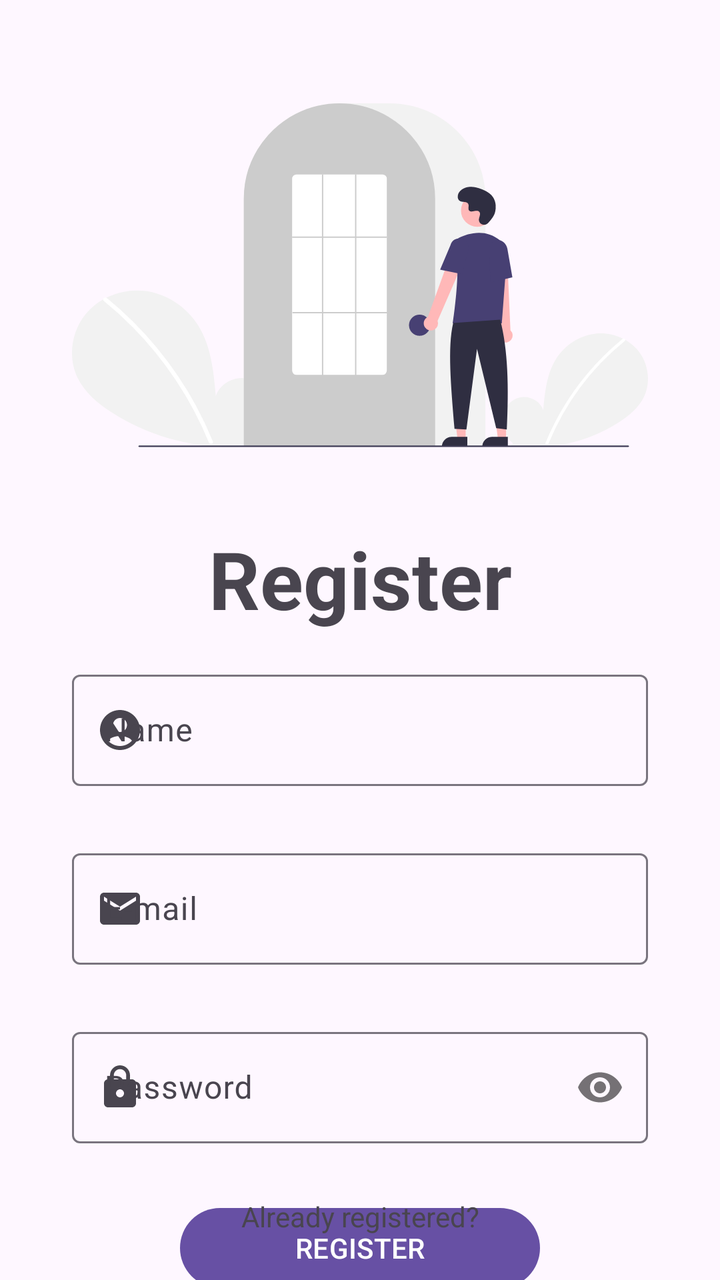
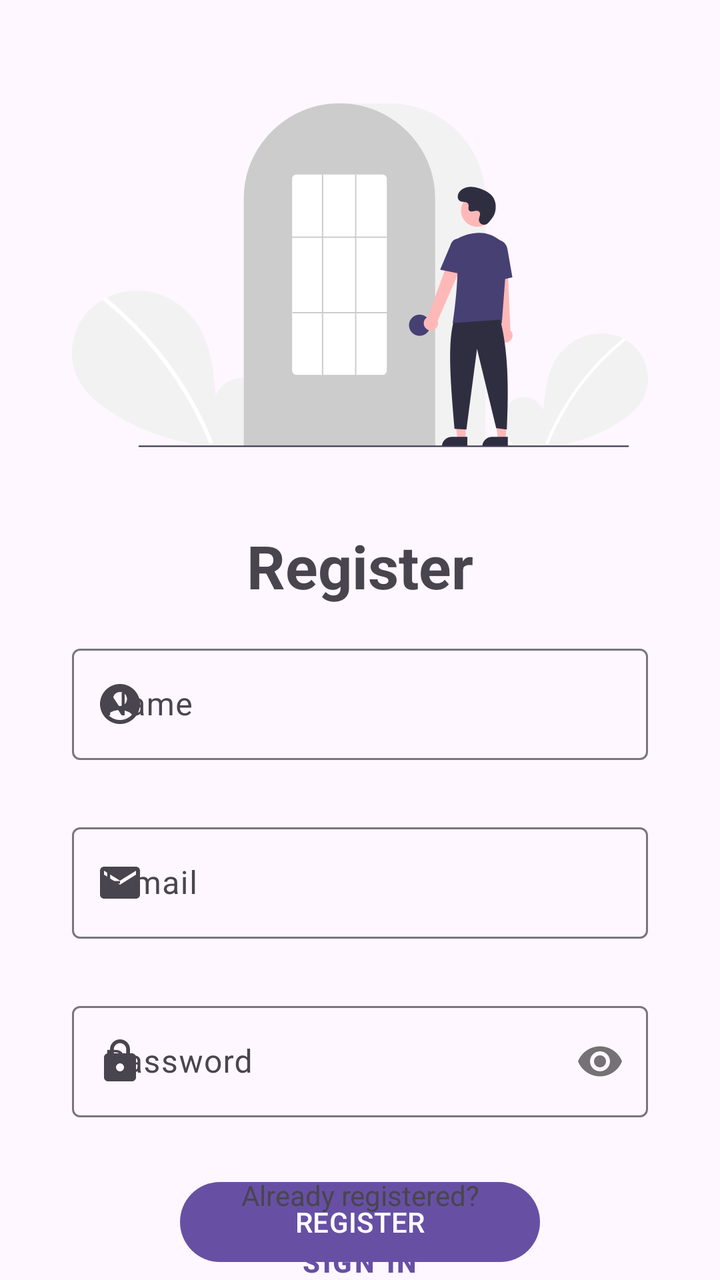

Two renders of the same Android screen: before a commit and after it. Below are the layout's source before the change and the commit's diff.
<!-- AndroidManifest.xml: application theme Theme.Foodalchemy -->
<!-- res/layout/fragment_registration.xml -->
<?xml version="1.0" encoding="utf-8"?>
<androidx.constraintlayout.widget.ConstraintLayout xmlns:android="http://schemas.android.com/apk/res/android"
    xmlns:app="http://schemas.android.com/apk/res-auto"
    xmlns:tools="http://schemas.android.com/tools"
    android:layout_width="match_parent"
    android:layout_height="match_parent"
    tools:context=".ui.AuthActivity">

    <ImageView
        android:id="@+id/imageView2"
        android:layout_width="0dp"
        android:layout_height="250dp"
        android:contentDescription="@string/sign_up_image"
        android:src="@drawable/undraw_login_re_4vu2"
        app:layout_constraintBottom_toTopOf="@+id/textview_register"
        app:layout_constraintEnd_toStartOf="@+id/guideline6"
        app:layout_constraintStart_toStartOf="@+id/guideline5"
        app:layout_constraintTop_toTopOf="@+id/guideline17" />

    <TextView
        android:id="@+id/textview_register"
        android:layout_width="wrap_content"
        android:layout_height="wrap_content"
        android:text="@string/register_textview"
        android:textSize="40sp"
        android:textStyle="bold"
        app:layout_constraintEnd_toStartOf="@+id/guideline6"
        app:layout_constraintStart_toStartOf="@+id/guideline5"
        app:layout_constraintTop_toBottomOf="@+id/imageView2" />

    <androidx.constraintlayout.widget.Guideline
        android:id="@+id/guideline5"
        android:layout_width="wrap_content"
        android:layout_height="wrap_content"
        android:orientation="vertical"
        app:layout_constraintGuide_percent="0.10" />

    <androidx.constraintlayout.widget.Guideline
        android:id="@+id/guideline6"
        android:layout_width="0dp"
        android:layout_height="wrap_content"
        android:layout_marginEnd="32dp"
        android:orientation="vertical"
        app:layout_constraintEnd_toEndOf="parent"
        app:layout_constraintGuide_percent="0.90" />

    <com.google.android.material.textfield.TextInputLayout
        android:id="@+id/text_input_layout_email"
        android:layout_width="0dp"
        android:layout_height="wrap_content"
        android:layout_marginBottom="8dp"
        app:endIconMode="clear_text"
        app:errorEnabled="true"
        app:layout_constraintBottom_toTopOf="@+id/text_input_layout_password"
        app:layout_constraintEnd_toStartOf="@+id/guideline6"
        app:layout_constraintStart_toStartOf="@+id/guideline5"
        app:layout_constraintTop_toBottomOf="@+id/text_input_layout_name"
        app:startIconDrawable="@drawable/baseline_email_24">

        <com.google.android.material.textfield.TextInputEditText
            android:id="@+id/text_input_edit_text_email"
            android:layout_width="match_parent"
            android:layout_height="wrap_content"
            android:hint="@string/email_hint"
            android:inputType="textEmailAddress" />
    </com.google.android.material.textfield.TextInputLayout>

    <com.google.android.material.textfield.TextInputLayout
        android:id="@+id/text_input_layout_password"
        android:layout_width="0dp"
        android:layout_height="wrap_content"
        android:layout_marginBottom="24dp"
        app:errorEnabled="true"
        app:layout_constraintBottom_toTopOf="@+id/button_register"
        app:layout_constraintEnd_toStartOf="@+id/guideline6"
        app:layout_constraintStart_toStartOf="@+id/guideline5"
        app:layout_constraintTop_toBottomOf="@+id/text_input_layout_email"
        app:passwordToggleEnabled="true"
        app:startIconDrawable="@drawable/baseline_lock_24">

        <com.google.android.material.textfield.TextInputEditText
            android:id="@+id/text_input_edit_text_password"
            android:layout_width="match_parent"
            android:layout_height="wrap_content"
            android:hint="@string/password_hint"
            android:inputType="textPassword" />
    </com.google.android.material.textfield.TextInputLayout>

    <com.google.android.material.textfield.TextInputLayout
        android:id="@+id/text_input_layout_name"
        android:layout_width="0dp"
        android:layout_height="wrap_content"
        android:layout_marginTop="16dp"
        android:layout_marginBottom="8dp"
        app:endIconMode="clear_text"
        app:errorEnabled="true"
        app:layout_constraintBottom_toTopOf="@+id/text_input_layout_email"
        app:layout_constraintEnd_toStartOf="@+id/guideline6"
        app:layout_constraintStart_toStartOf="@+id/guideline5"
        app:layout_constraintTop_toBottomOf="@+id/textview_register"
        app:startIconDrawable="@drawable/baseline_account_circle_24">

        <com.google.android.material.textfield.TextInputEditText
            android:id="@+id/text_input_edit_text_name"
            android:layout_width="match_parent"
            android:layout_height="wrap_content"
            android:hint="@string/name_hint" />
    </com.google.android.material.textfield.TextInputLayout>

    <Button
        android:id="@+id/button_register"
        style="@style/Widget.Material3.Button"
        android:layout_width="0dp"
        android:layout_height="wrap_content"
        android:layout_marginTop="8dp"
        android:text="@string/register_button"
        android:textSize="14sp"
        app:layout_constraintEnd_toStartOf="@+id/guideline9"
        app:layout_constraintStart_toStartOf="@+id/guideline8"
        app:layout_constraintTop_toBottomOf="@+id/text_input_layout_password" />

    <androidx.constraintlayout.widget.Guideline
        android:id="@+id/guideline8"
        android:layout_width="wrap_content"
        android:layout_height="wrap_content"
        android:orientation="vertical"
        app:layout_constraintGuide_percent="0.25" />

    <androidx.constraintlayout.widget.Guideline
        android:id="@+id/guideline9"
        android:layout_width="wrap_content"
        android:layout_height="wrap_content"
        android:orientation="vertical"
        app:layout_constraintGuide_percent="0.75" />

    <TextView
        android:id="@+id/textview_already_register"
        android:layout_width="wrap_content"
        android:layout_height="wrap_content"
        android:layout_marginTop="16dp"
        android:layout_marginBottom="8dp"
        android:text="@string/register_textview2"
        android:textSize="14sp"
        app:layout_constraintBottom_toTopOf="@+id/button_signin"
        app:layout_constraintEnd_toStartOf="@+id/guideline9"
        app:layout_constraintHorizontal_bias="0.505"
        app:layout_constraintStart_toStartOf="@+id/guideline8"
        app:layout_constraintTop_toBottomOf="@+id/button_register" />

    <Button
        android:id="@+id/button_signin"
        style="@style/Widget.MaterialComponents.Button.TextButton"
        android:layout_width="wrap_content"
        android:layout_height="48dp"
        android:text="@string/sign_in_button"
        android:textStyle="bold"
        app:layout_constraintBottom_toTopOf="@+id/guideline18"
        app:layout_constraintEnd_toStartOf="@+id/guideline9"
        app:layout_constraintStart_toStartOf="@+id/guideline8"
        app:layout_constraintTop_toBottomOf="@+id/textview_already_register" />

    <androidx.constraintlayout.widget.Guideline
        android:id="@+id/guideline17"
        android:layout_width="wrap_content"
        android:layout_height="wrap_content"
        android:orientation="horizontal"
        app:layout_constraintGuide_percent="0.02" />

    <androidx.constraintlayout.widget.Guideline
        android:id="@+id/guideline18"
        android:layout_width="wrap_content"
        android:layout_height="wrap_content"
        android:orientation="horizontal"
        app:layout_constraintGuide_percent="0.95" />

</androidx.constraintlayout.widget.ConstraintLayout>
<!-- resources referenced by this layout -->
<resources>
  <!-- drawable baseline_account_circle_24 (drawable) -->
  <vector android:height="24dp" android:tint="#000000"
      android:viewportHeight="24" android:viewportWidth="24"
      android:width="24dp" xmlns:android="http://schemas.android.com/apk/res/android">
      <path android:fillColor="@android:color/white" android:pathData="M12,2C6.48,2 2,6.48 2,12s4.48,10 10,10s10,-4.48 10,-10S17.52,2 12,2zM12,6c1.93,0 3.5,1.57 3.5,3.5S13.93,13 12,13s-3.5,-1.57 -3.5,-3.5S10.07,6 12,6zM12,20c-2.03,0 -4.43,-0.82 -6.14,-2.88C7.55,15.8 9.68,15 12,15s4.45,0.8 6.14,2.12C16.43,19.18 14.03,20 12,20z"/>
  </vector>
  <!-- drawable baseline_email_24 (drawable) -->
  <vector android:height="24dp" android:tint="#000000"
      android:viewportHeight="24" android:viewportWidth="24"
      android:width="24dp" xmlns:android="http://schemas.android.com/apk/res/android">
      <path android:fillColor="@android:color/white" android:pathData="M20,4L4,4c-1.1,0 -1.99,0.9 -1.99,2L2,18c0,1.1 0.9,2 2,2h16c1.1,0 2,-0.9 2,-2L22,6c0,-1.1 -0.9,-2 -2,-2zM20,8l-8,5 -8,-5L4,6l8,5 8,-5v2z"/>
  </vector>
  <!-- drawable baseline_lock_24 (drawable) -->
  <vector android:height="24dp" android:tint="#000000"
      android:viewportHeight="24" android:viewportWidth="24"
      android:width="24dp" xmlns:android="http://schemas.android.com/apk/res/android">
      <path android:fillColor="@android:color/white" android:pathData="M18,8h-1L17,6c0,-2.76 -2.24,-5 -5,-5S7,3.24 7,6v2L6,8c-1.1,0 -2,0.9 -2,2v10c0,1.1 0.9,2 2,2h12c1.1,0 2,-0.9 2,-2L20,10c0,-1.1 -0.9,-2 -2,-2zM12,17c-1.1,0 -2,-0.9 -2,-2s0.9,-2 2,-2 2,0.9 2,2 -0.9,2 -2,2zM15.1,8L8.9,8L8.9,6c0,-1.71 1.39,-3.1 3.1,-3.1 1.71,0 3.1,1.39 3.1,3.1v2z"/>
  </vector>
  <!-- drawable undraw_login_re_4vu2: vector/xml drawable (drawable, 5564 chars, omitted) -->
  <string name="email_hint">E-mail</string>
  <string name="name_hint">Name</string>
  <string name="password_hint">Password</string>
  <string name="register_button">REGISTER</string>
  <string name="register_textview">Register</string>
  <string name="register_textview2">Already registered?</string>
  <string name="sign_in_button">SIGN IN</string>
  <string name="sign_up_image">Signup Image</string>
  <style name="Theme.Foodalchemy" parent="Base.Theme.Foodalchemy" />
  <style name="Base.Theme.Foodalchemy" parent="Theme.Material3.DayNight.NoActionBar">
          
          
      </style>
</resources>

<!-- the commit's change to res/layout/fragment_registration.xml (unified diff, before → after) -->
@@ -22,8 +22,10 @@
         android:layout_width="wrap_content"
         android:layout_height="wrap_content"
         android:text="@string/register_textview"
-        android:textSize="40sp"
+        android:textAlignment="center"
+        android:textSize="30sp"
         android:textStyle="bold"
+        app:layout_constraintBottom_toTopOf="@+id/text_input_layout_name"
         app:layout_constraintEnd_toStartOf="@+id/guideline6"
         app:layout_constraintStart_toStartOf="@+id/guideline5"
         app:layout_constraintTop_toBottomOf="@+id/imageView2" />
@@ -137,13 +139,10 @@
         android:id="@+id/textview_already_register"
         android:layout_width="wrap_content"
         android:layout_height="wrap_content"
-        android:layout_marginTop="16dp"
-        android:layout_marginBottom="8dp"
         android:text="@string/register_textview2"
         android:textSize="14sp"
         app:layout_constraintBottom_toTopOf="@+id/button_signin"
         app:layout_constraintEnd_toStartOf="@+id/guideline9"
-        app:layout_constraintHorizontal_bias="0.505"
         app:layout_constraintStart_toStartOf="@+id/guideline8"
         app:layout_constraintTop_toBottomOf="@+id/button_register" />
 
@@ -151,11 +150,12 @@
         android:id="@+id/button_signin"
         style="@style/Widget.MaterialComponents.Button.TextButton"
         android:layout_width="wrap_content"
-        android:layout_height="48dp"
+        android:layout_height="wrap_content"
         android:text="@string/sign_in_button"
         android:textStyle="bold"
         app:layout_constraintBottom_toTopOf="@+id/guideline18"
         app:layout_constraintEnd_toStartOf="@+id/guideline9"
+        app:layout_constraintHorizontal_bias="0.495"
         app:layout_constraintStart_toStartOf="@+id/guideline8"
         app:layout_constraintTop_toBottomOf="@+id/textview_already_register" />
 
